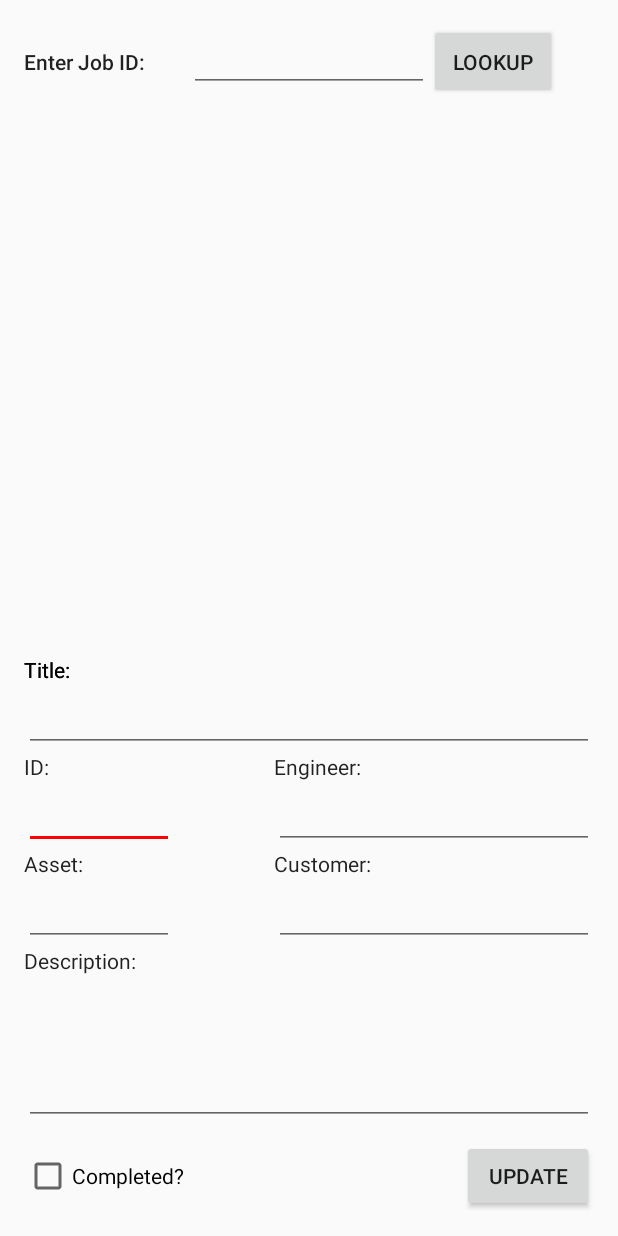
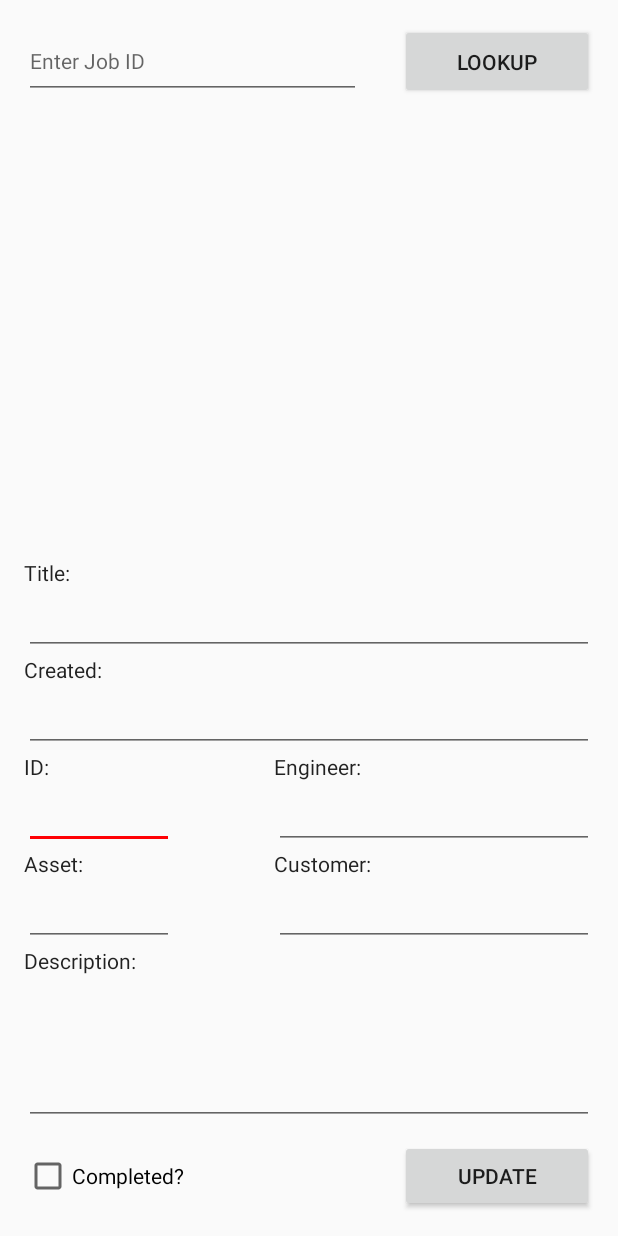
Before and after one commit to lint0n/TICKETMANAGEMENTSYSTEM, an Android app: the JobLookup screen opened directly, with no data from a screen before it, on a phone screen of 412 x 824 dp. Run offline under Robolectric (Android 15) with nearby library versions, the phone set to English and light mode, and no system bars.

```diff
--- a/app/src/main/java/a13070817/ticketmanagementsystem/CreateJob.java
+++ b/app/src/main/java/a13070817/ticketmanagementsystem/CreateJob.java
@@ -62,11 +62,11 @@ public class CreateJob extends Activity{
             values.put(DatabaseHelper.JOB_DATE, dateFormat.format(d));
 
             long newRowId = db.insert(DatabaseHelper.JOB_TABLE_NAME, null, values);
-            Toast.makeText(this, "Job " + newRowId + " created at: \n " + d, Toast.LENGTH_LONG).show();
+            Toast.makeText(this, "Job " + newRowId + " created", Toast.LENGTH_LONG).show();
         }
 
         catch(Exception exc){
-            Toast.makeText(this, "ERROR: Job not created", Toast.LENGTH_LONG).show();
+            Toast.makeText(this, "Error: Job not created", Toast.LENGTH_LONG).show();
         }
     }
 }
--- a/app/src/main/res/layout/activity_job_lookup.xml
+++ b/app/src/main/res/layout/activity_job_lookup.xml
@@ -36,26 +36,6 @@
         android:layout_height="wrap_content"
         android:id="@+id/text_JobID"
         android:layout_above="@+id/JobID"
-        android:layout_alignParentLeft="true"
-        android:layout_alignParentStart="true"
-        android:textAppearance="@style/TextAppearance.AppCompat" />
-
-    <TextView
-        android:text="@string/job_lookup_title"
-        android:layout_width="wrap_content"
-        android:layout_height="wrap_content"
-        android:id="@+id/textView2"
-        android:layout_above="@+id/JobTitle"
-        android:layout_alignParentLeft="true"
-        android:layout_alignParentStart="true"
-        android:textAppearance="@style/TextAppearance.AppCompat" />
-
-    <TextView
-        android:text="@string/job_lookup_title"
-        android:layout_width="wrap_content"
-        android:layout_height="wrap_content"
-        android:id="@+id/textView"
-        android:layout_above="@+id/JobTitle"
         android:layout_alignParentLeft="true"
         android:layout_alignParentStart="true"
         android:textAppearance="@style/TextAppearance.AppCompat" />
@@ -116,38 +96,6 @@
         android:layout_alignParentStart="true"
         android:textAppearance="@style/TextAppearance.AppCompat" />
 
-    <EditText
-        android:layout_width="wrap_content"
-        android:layout_height="wrap_content"
-        android:inputType="none"
-        android:ems="10"
-        android:id="@+id/JobTitle"
-        android:layout_above="@+id/text_JobID"
-        android:layout_alignParentLeft="true"
-        android:layout_alignParentStart="true"
-        android:layout_alignParentRight="true"
-        android:layout_alignParentEnd="true" />
-
-    <TextView
-        android:text="@string/job_lookup_title"
-        android:layout_width="wrap_content"
-        android:layout_height="wrap_content"
-        android:id="@+id/text_JobTitle"
-        android:layout_above="@+id/JobTitle"
-        android:layout_alignParentLeft="true"
-        android:layout_alignParentStart="true"
-        android:textAppearance="@style/TextAppearance.AppCompat" />
-
-    <TextView
-        android:text="@string/job_lookup_engineer"
-        android:layout_width="wrap_content"
-        android:layout_height="wrap_content"
-        android:id="@+id/text_JobEngineer"
-        android:layout_below="@+id/JobTitle"
-        android:layout_alignLeft="@+id/JobEngineer"
-        android:layout_alignStart="@+id/JobEngineer"
-        android:textAppearance="@style/TextAppearance.AppCompat" />
-
     <TextView
         android:text="@string/job_lookup_customer"
         android:layout_width="wrap_content"
@@ -157,17 +105,6 @@
         android:layout_alignLeft="@+id/JobCustomer"
         android:layout_alignStart="@+id/JobCustomer"
         android:textAppearance="@style/TextAppearance.AppCompat" />
-
-    <TextView
-        android:text="@string/job_lookup_text"
-        android:layout_width="wrap_content"
-        android:layout_height="wrap_content"
-        android:id="@+id/job_lookup_text"
-        android:textAppearance="@style/TextAppearance.AppCompat.Body2"
-        android:layout_alignBaseline="@+id/job_lookup_input"
-        android:layout_alignBottom="@+id/job_lookup_input"
-        android:layout_alignParentLeft="true"
-        android:layout_alignParentStart="true" />
 
     <CheckBox
         android:text="@string/lookup_checkbox"
@@ -187,7 +124,25 @@
         android:onClick="updateJob"
         android:layout_alignParentBottom="true"
         android:layout_alignParentRight="true"
-        android:layout_alignParentEnd="true" />
+        android:layout_alignParentEnd="true"
+        android:layout_alignLeft="@+id/lookup_button"
+        android:layout_alignStart="@+id/lookup_button" />
+
+    <EditText
+        android:layout_width="wrap_content"
+        android:layout_height="wrap_content"
+        android:inputType="number"
+        android:ems="10"
+        android:id="@+id/job_lookup_input"
+        android:textAppearance="@style/TextAppearance.AppCompat.Body1"
+        android:layout_alignParentTop="true"
+        android:layout_alignParentLeft="true"
+        android:layout_alignParentStart="true"
+        android:layout_alignRight="@+id/text_JobEngineer"
+        android:layout_alignEnd="@+id/text_JobEngineer"
+        android:layout_alignBottom="@+id/lookup_button"
+        android:singleLine="true"
+        android:hint="Enter Job ID" />
 
     <Button
         android:id="@+id/lookup_button"
@@ -197,19 +152,65 @@
         android:layout_gravity="bottom"
         android:onClick="lookupJob"
         android:layout_alignParentTop="true"
-        android:layout_toRightOf="@+id/job_lookup_input"
-        android:layout_toEndOf="@+id/job_lookup_input" />
+        android:layout_toRightOf="@+id/text_JobCustomer"
+        android:layout_marginLeft="19dp"
+        android:layout_marginStart="19dp"
+        android:layout_alignParentRight="true"
+        android:layout_alignParentEnd="true" />
+
+    <TextView
+        android:text="@string/job_lookup_title"
+        android:layout_width="wrap_content"
+        android:layout_height="wrap_content"
+        android:id="@+id/text_JobTitle"
+        android:textAppearance="@style/TextAppearance.AppCompat"
+        android:layout_above="@+id/JobTitle"
+        android:layout_alignParentLeft="true"
+        android:layout_alignParentStart="true" />
 
     <EditText
         android:layout_width="wrap_content"
         android:layout_height="wrap_content"
-        android:inputType="number"
+        android:inputType="none"
         android:ems="10"
-        android:id="@+id/job_lookup_input"
-        android:textAppearance="@style/TextAppearance.AppCompat.Body1"
-        android:layout_alignBaseline="@+id/lookup_button"
-        android:layout_alignBottom="@+id/lookup_button"
-        android:layout_centerHorizontal="true" />
+        android:layout_above="@+id/text_JobID"
+        android:layout_alignParentLeft="true"
+        android:layout_alignParentStart="true"
+        android:id="@+id/editText"
+        android:layout_alignParentRight="true"
+        android:layout_alignParentEnd="true" />
+
+    <TextView
+        android:text="@string/job_lookup_created"
+        android:layout_width="wrap_content"
+        android:layout_height="wrap_content"
+        android:layout_above="@+id/editText"
+        android:layout_alignParentLeft="true"
+        android:layout_alignParentStart="true"
+        android:id="@+id/editCreated"
+        android:textAppearance="@style/TextAppearance.AppCompat" />
+
+    <EditText
+        android:layout_width="wrap_content"
+        android:layout_height="wrap_content"
+        android:inputType="none"
+        android:ems="10"
+        android:id="@+id/JobTitle"
+        android:layout_above="@+id/editCreated"
+        android:layout_alignParentLeft="true"
+        android:layout_alignParentStart="true"
+        android:layout_alignParentRight="true"
+        android:layout_alignParentEnd="true" />
+
+    <TextView
+        android:text="@string/job_lookup_engineer"
+        android:layout_width="wrap_content"
+        android:layout_height="wrap_content"
+        android:id="@+id/text_JobEngineer"
+        android:textAppearance="@style/TextAppearance.AppCompat"
+        android:layout_below="@+id/editText"
+        android:layout_alignLeft="@+id/JobEngineer"
+        android:layout_alignStart="@+id/JobEngineer" />
 
 
 </RelativeLayout>
--- a/app/src/main/res/values/strings.xml
+++ b/app/src/main/res/values/strings.xml
@@ -20,7 +20,9 @@
     <string name="job_lookup_asset">Asset:</string>
     <string name="job_lookup_customer">Customer:</string>
     <string name="job_lookup_description">Description:</string>
+    <string name="job_lookup_created">Created:</string>
     <string name="lookup_checkbox">Completed?</string>
     <string name="lookup_update">Update</string>
     <string name="list_text">Open jobs</string>
+    <string name="about">About</string>
 </resources>
--- a/app/src/main/res/values/styles.xml
+++ b/app/src/main/res/values/styles.xml
@@ -1,7 +1,7 @@
 <resources>
 
     <!-- Base application theme. -->
-    <style name="AppTheme" parent="Theme.AppCompat.Light.DarkActionBar">
+    <style name="AppTheme" parent="Theme.AppCompat.Light.NoActionBar">
         <!-- Customize your theme here. -->
         <item name="colorPrimary">@color/colorPrimary</item>
         <item name="colorPrimaryDark">@color/colorPrimaryDark</item>
```
Also changed, not shown: app/src/main/java/a13070817/ticketmanagementsystem/MainActivity.java (+22 -5 lines), app/src/main/res/layout/activity_main.xml (+4 -43 lines), app/src/main/res/layout/toolbar.xml (added, +8 -0 lines), app/src/main/res/menu/menu_main.xml (added, +23 -0 lines), app/src/main/res/drawable-hdpi/create.png (added), app/src/main/res/drawable-hdpi/menu.png (added), app/src/main/res/drawable-mdpi/create.png (added), app/src/main/res/drawable-mdpi/menu.png (added), app/src/main/res/drawable-xhdpi/create.png (added), app/src/main/res/drawable-xhdpi/menu.png (added), app/src/main/res/drawable-xxhdpi/create.png (added), app/src/main/res/drawable-xxhdpi/menu.png (added), app/src/main/res/drawable/icon.png (deleted).
